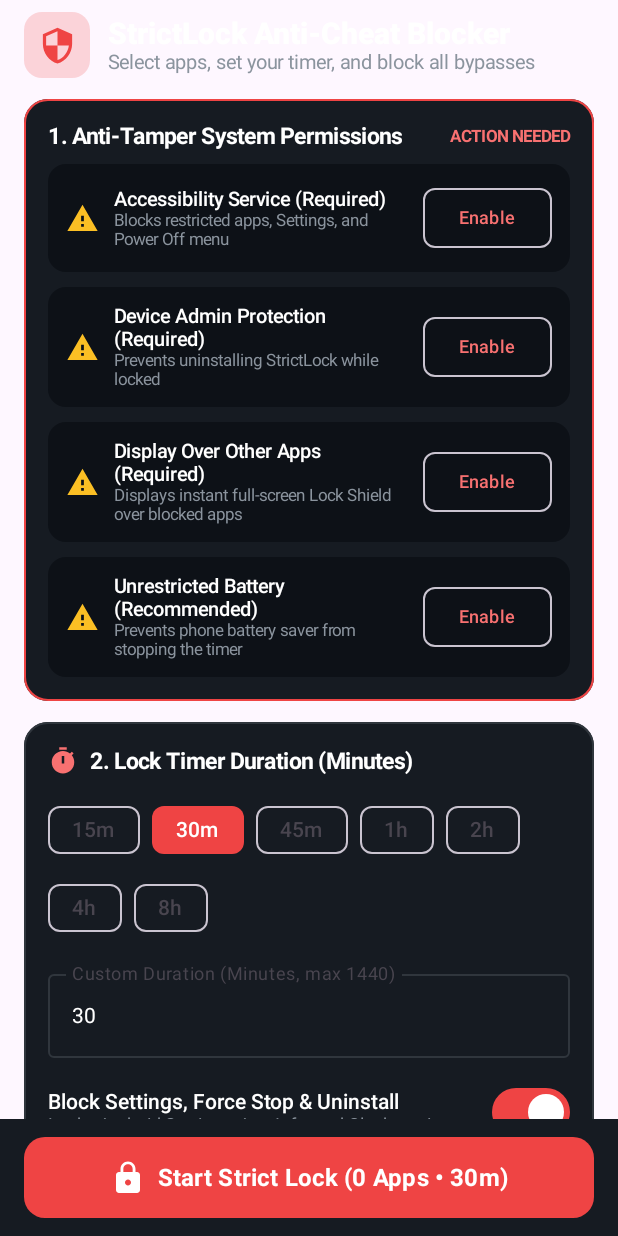
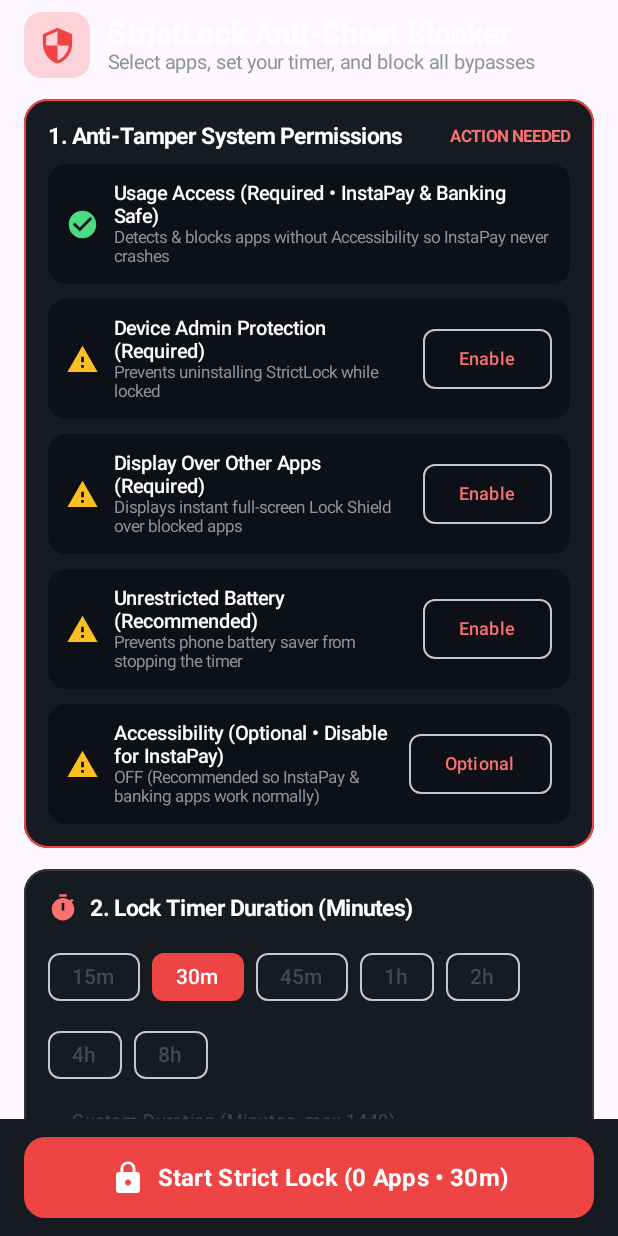
Before and after one commit to abdelfatah403/stirict-app, an Android app built with Jetpack Compose: the composable StrictLockAppScreen shown on its own in the app's theme, on a phone screen of 412 x 824 dp. Run offline under Robolectric (Android 15) with nearby library versions, the phone set to English and light mode, and no system bars.

Commit message:
Add InstaPay-safe UsageStats app blocker engine and remove Accessibility screen reading

```diff
--- a/app/src/main/AndroidManifest.xml
+++ b/app/src/main/AndroidManifest.xml
@@ -6,6 +6,11 @@
     <uses-permission
         android:name="android.permission.QUERY_ALL_PACKAGES"
         tools:ignore="QueryAllPackagesPermission" />
+
+    <!-- Banking/InstaPay-safe foreground app detection without Accessibility screen reading -->
+    <uses-permission
+        android:name="android.permission.PACKAGE_USAGE_STATS"
+        tools:ignore="ProtectedPermissions" />
 
     <!-- Needed for full-screen blocking shield & power menu interception overlay -->
     <uses-permission android:name="android.permission.SYSTEM_ALERT_WINDOW" />
--- a/app/src/main/java/com/strictmode/blocker/ui/MainActivity.kt
+++ b/app/src/main/java/com/strictmode/blocker/ui/MainActivity.kt
@@ -150,6 +150,7 @@ fun StrictLockAppScreen() {
     var showConfirmStartDialog by remember { mutableStateOf(false) }
 
     // Permission states
+    var hasUsageStats by remember { mutableStateOf(PermissionHelper.isUsageStatsPermissionGranted(context)) }
     var hasAccessibility by remember { mutableStateOf(PermissionHelper.isAccessibilityServiceEnabled(context)) }
     var hasDeviceAdmin by remember { mutableStateOf(PermissionHelper.isDeviceAdminEnabled(context)) }
     var hasOverlay by remember { mutableStateOf(PermissionHelper.isOverlayPermissionGranted(context)) }
@@ -164,6 +165,7 @@ fun StrictLockAppScreen() {
     DisposableEffect(lifecycleOwner) {
         val observer = LifecycleEventObserver { _, event ->
             if (event == Lifecycle.Event.ON_RESUME) {
+                hasUsageStats = PermissionHelper.isUsageStatsPermissionGranted(context)
                 hasAccessibility = PermissionHelper.isAccessibilityServiceEnabled(context)
                 hasDeviceAdmin = PermissionHelper.isDeviceAdminEnabled(context)
                 hasOverlay = PermissionHelper.isOverlayPermissionGranted(context)
@@ -239,15 +241,16 @@ fun StrictLockAppScreen() {
             onBlockSettingsChange = { blockSettingsAndUninstall = it },
             blockPowerMenu = blockPowerMenu,
             onBlockPowerMenuChange = { blockPowerMenu = it },
+            hasUsageStats = hasUsageStats,
             hasAccessibility = hasAccessibility,
             hasDeviceAdmin = hasDeviceAdmin,
             hasOverlay = hasOverlay,
             hasBatteryExemption = hasBatteryExemption,
             onStartLockClick = {
-                if (!hasAccessibility || !hasDeviceAdmin || !hasOverlay) {
+                if ((!hasUsageStats && !hasAccessibility) || !hasDeviceAdmin || !hasOverlay) {
                     Toast.makeText(
                         context,
-                        "Please enable all 3 required Anti-Cheat protections first!",
+                        "Please enable Usage Access, Device Admin, and Overlay permissions first!",
                         Toast.LENGTH_LONG
                     ).show()
                 } else if (selectedPackages.isEmpty()) {
@@ -443,6 +446,7 @@ private fun SetupLockScreen(
     onBlockSettingsChange: (Boolean) -> Unit,
     blockPowerMenu: Boolean,
     onBlockPowerMenuChange: (Boolean) -> Unit,
+    hasUsageStats: Boolean,
     hasAccessibility: Boolean,
     hasDeviceAdmin: Boolean,
     hasOverlay: Boolean,
@@ -461,7 +465,7 @@ private fun SetupLockScreen(
         }
     }
 
-    val allRequiredGranted = hasAccessibility && hasDeviceAdmin && hasOverlay
+    val allRequiredGranted = (hasUsageStats || hasAccessibility) && hasDeviceAdmin && hasOverlay
 
     Column(modifier = Modifier.fillMaxSize()) {
         LazyColumn(
@@ -540,12 +544,16 @@ private fun SetupLockScreen(
                     }
 
                     PermissionRow(
-                        title = "Accessibility Service (Required)",
-                        subtitle = "Blocks restricted apps, Settings, and Power Off menu",
-                        isGranted = hasAccessibility,
+                        title = "Usage Access (Required • InstaPay & Banking Safe)",
+                        subtitle = "Detects & blocks apps without Accessibility so InstaPay never crashes",
+                        isGranted = hasUsageStats,
                         onClick = {
                             runCatching {
-                                context.startActivity(PermissionHelper.createAccessibilitySettingsIntent())
+                                context.startActivity(PermissionHelper.createUsageStatsPermissionIntent(context))
+                            }.onFailure {
+                                runCatching {
+                                    context.startActivity(PermissionHelper.createGeneralUsageStatsIntent())
+                                }
                             }
                         }
                     )
@@ -579,6 +587,23 @@ private fun SetupLockScreen(
                         onClick = {
                             runCatching {
                                 context.startActivity(PermissionHelper.createBatteryOptimizationIntent(context))
+                            }
+                        }
+                    )
+
+                    PermissionRow(
+                        title = "Accessibility (Optional • Disable for InstaPay)",
+                        subtitle = if (hasAccessibility) {
+                            "Enabled — Tap 'Manage' to turn OFF if InstaPay or banking apps close"
+                        } else {
+                            "OFF (Recommended so InstaPay & banking apps work normally)"
+                        },
+                        isGranted = hasAccessibility,
+                        alwaysShowButton = true,
+                        buttonLabel = if (hasAccessibility) "Manage" else "Optional",
+                        onClick = {
+                            runCatching {
+                                context.startActivity(PermissionHelper.createAccessibilitySettingsIntent())
                             }
                         }
                     )
@@ -829,6 +854,8 @@ private fun PermissionRow(
     title: String,
     subtitle: String,
     isGranted: Boolean,
+    alwaysShowButton: Boolean = false,
+    buttonLabel: String = "Enable",
     onClick: () -> Unit
 ) {
     Row(
@@ -865,13 +892,13 @@ private fun PermissionRow(
             }
         }
 
-        if (!isGranted) {
+        if (!isGranted || alwaysShowButton) {
             Spacer(modifier = Modifier.width(8.dp))
             OutlinedButton(
                 onClick = onClick,
                 shape = RoundedCornerShape(8.dp)
             ) {
-                Text("Enable", color = Color(0xFFF87171), fontSize = 12.sp)
+                Text(buttonLabel, color = Color(0xFFF87171), fontSize = 12.sp)
             }
         }
     }
--- a/app/src/main/java/com/strictmode/blocker/util/PermissionHelper.kt
+++ b/app/src/main/java/com/strictmode/blocker/util/PermissionHelper.kt
@@ -1,5 +1,6 @@
 package com.strictmode.blocker.util
 
+import android.app.AppOpsManager
 import android.app.admin.DevicePolicyManager
 import android.content.ComponentName
 import android.content.Context
@@ -7,12 +8,32 @@ import android.content.Intent
 import android.net.Uri
 import android.os.Build
 import android.os.PowerManager
+import android.os.Process
 import android.provider.Settings
 import android.text.TextUtils
 import com.strictmode.blocker.receiver.StrictDeviceAdminReceiver
 import com.strictmode.blocker.service.StrictAccessibilityService
 
 object PermissionHelper {
+
+    fun isUsageStatsPermissionGranted(context: Context): Boolean {
+        val appOps = context.getSystemService(Context.APP_OPS_SERVICE) as AppOpsManager
+        val mode = if (Build.VERSION.SDK_INT >= Build.VERSION_CODES.Q) {
+            appOps.unsafeCheckOpNoThrow(
+                AppOpsManager.OPSTR_GET_USAGE_STATS,
+                Process.myUid(),
+                context.packageName
+            )
+        } else {
+            @Suppress("DEPRECATION")
+            appOps.checkOpNoThrow(
+                AppOpsManager.OPSTR_GET_USAGE_STATS,
+                Process.myUid(),
+                context.packageName
+            )
+        }
+        return mode == AppOpsManager.MODE_ALLOWED
+    }
 
     fun isAccessibilityServiceEnabled(context: Context): Boolean {
         val expectedComponent = ComponentName(context, StrictAccessibilityService::class.java)
@@ -49,9 +70,22 @@ object PermissionHelper {
     }
 
     fun areAllCriticalPermissionsGranted(context: Context): Boolean {
-        return isAccessibilityServiceEnabled(context) &&
+        return (isUsageStatsPermissionGranted(context) || isAccessibilityServiceEnabled(context)) &&
             isDeviceAdminEnabled(context) &&
             isOverlayPermissionGranted(context)
+    }
+
+    fun createUsageStatsPermissionIntent(context: Context): Intent {
+        return Intent(Settings.ACTION_USAGE_ACCESS_SETTINGS).apply {
+            data = Uri.parse("package:${context.packageName}")
+            addFlags(Intent.FLAG_ACTIVITY_NEW_TASK)
+        }
+    }
+
+    fun createGeneralUsageStatsIntent(): Intent {
+        return Intent(Settings.ACTION_USAGE_ACCESS_SETTINGS).apply {
+            addFlags(Intent.FLAG_ACTIVITY_NEW_TASK)
+        }
     }
 
     fun createAccessibilitySettingsIntent(): Intent {
```
Also changed, not shown: app/src/main/java/com/strictmode/blocker/service/LockEnforcementService.kt (+91 -5 lines), app/src/main/java/com/strictmode/blocker/service/StrictAccessibilityService.kt (+19 -129 lines), app/src/main/res/xml/accessibility_service_config.xml (+4 -4 lines).
